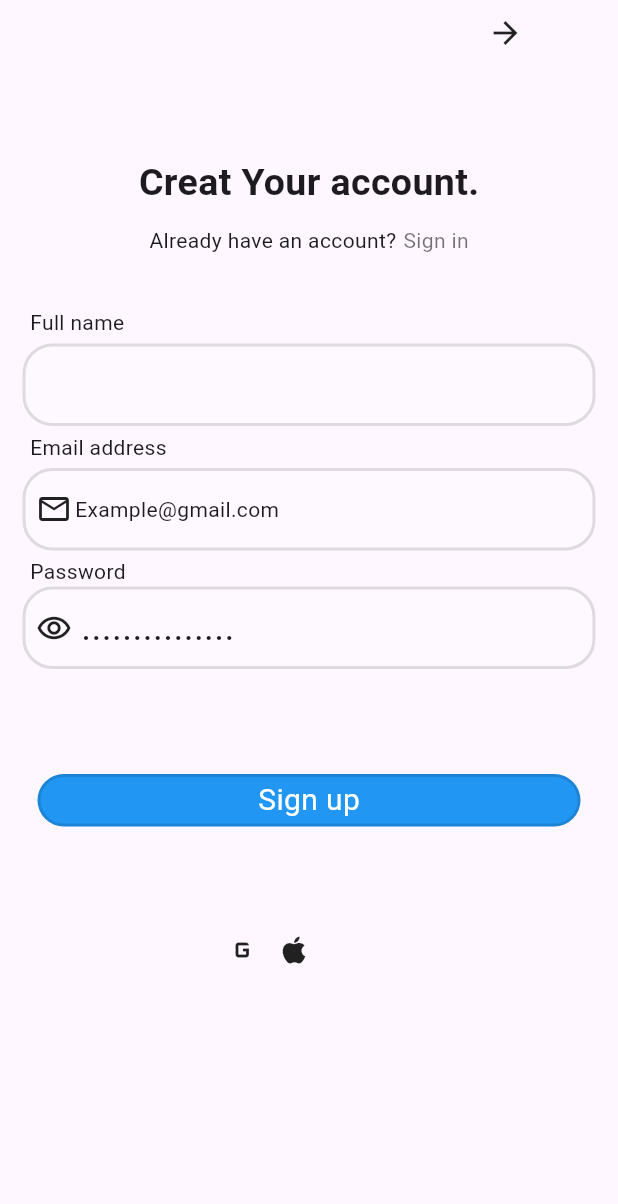
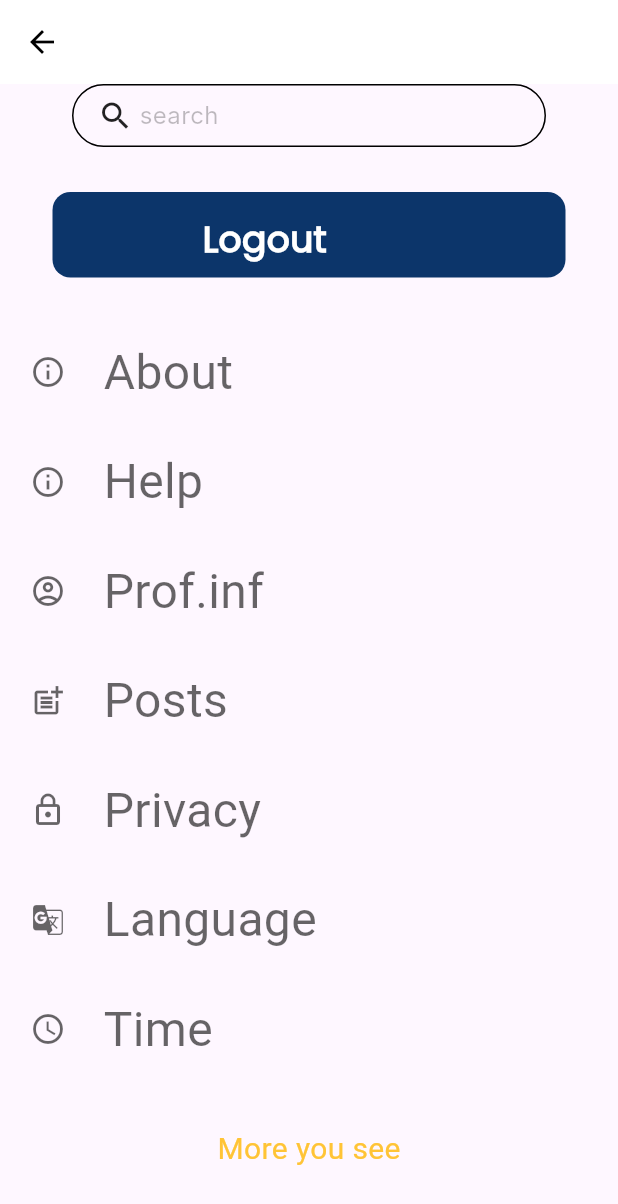
Before and after one commit to Abdelrahman2335/best_msp_team, a Flutter app: the screen it shows after launch, on a phone screen of 412 x 824 dp. Shown: the top 1204 px of the screen. Run offline on Flutter 3.47's test engine with Material 2 defaults, Android fonts, the phone set to English and light mode, and no system bars; Roboto replaces fonts that are missing (Abel, Inknut Antiqua, Inter).

Commit message:
adding Amira's work :)

```diff
--- /dev/null
+++ b/lib/SettingScreen.dart
@@ -0,0 +1,184 @@
+import 'package:flutter/material.dart';
+
+class SettingScreen extends StatelessWidget {
+  const SettingScreen ({super.key});
+  static String id = "SettingScreen";
+
+  @override
+  Widget build(BuildContext context) {
+    return Scaffold(
+      body: Column(
+        children: [
+
+          Container(margin: EdgeInsetsDirectional.only(start: 48,end: 48,),
+            padding: EdgeInsetsDirectional.only(start: 16),
+            height:42 ,
+            width:320 ,
+            decoration: BoxDecoration(
+              borderRadius: BorderRadius.circular(40),
+              border: Border.all(width: 1,color: Colors.black),
+            ),
+            child: Row(
+              children: [
+                Icon(Icons.search),
+                SizedBox(width: 4,),
+                Text("search", style: TextStyle(
+                  color: Colors.black26,
+                  fontSize: 16,
+                  fontFamily: 'Inter',
+                  fontWeight: FontWeight.w400,
+
+                ),)
+              ],
+            ),
+          ),
+        SizedBox(height: 30,),
+
+        Container(margin: EdgeInsetsDirectional.only(start: 35 ,end:35 ),
+          width:350 ,
+          height:57 ,
+          padding: EdgeInsetsDirectional.only(start: 100,top: 14,),
+          child: Text("Logout", style: TextStyle(
+            color: Colors.white,
+            fontSize: 24,
+            fontFamily: 'Poppins',
+            fontWeight: FontWeight.w600,
+          ),
+          ),
+          decoration: BoxDecoration(
+            color: Color(0xFF0C356A),
+            borderRadius: BorderRadius.circular(12),
+          ),
+        ),
+          SizedBox(height:40 ,),
+
+          Container(margin: EdgeInsetsDirectional.only(start: 20),
+            child: Row(children: [
+              Icon(Icons.info_outline,color:Colors.black.withOpacity(0.6000000238418579) ,),
+              SizedBox(width:25 ,),
+              Text("About",style: TextStyle(
+                color: Colors.black.withOpacity(0.6000000238418579),
+                fontSize: 32,
+                fontFamily: 'Abel',
+                fontWeight: FontWeight.w400,
+              ),),
+            ],),
+          ),
+          SizedBox(height: 27,),
+
+          Container(margin: EdgeInsetsDirectional.only(start: 20),
+            child: Row(children: [
+              Icon(Icons.info_outline,color:Colors.black.withOpacity(0.6000000238418579) ,),
+              SizedBox(width:25 ,),
+              Text("Help",style: TextStyle(
+                color: Colors.black.withOpacity(0.6000000238418579),
+                fontSize: 32,
+                fontFamily: 'Abel',
+                fontWeight: FontWeight.w400,
+              ),),
+            ],),
+          ),
+          SizedBox(height: 27,),
+
+          Container(margin: EdgeInsetsDirectional.only(start: 20),
+            child: Row(children: [
+              Icon(Icons.account_circle_outlined,color:Colors.black.withOpacity(0.6000000238418579) ,),
+              SizedBox(width:25 ,),
+              Text("Prof.inf",style: TextStyle(
+                color: Colors.black.withOpacity(0.6000000238418579),
+                fontSize: 32,
+                fontFamily: 'Abel',
+                fontWeight: FontWeight.w400,
+              ),),
+            ],),
+          ),
+          SizedBox(height: 27,),
+
+          Container(margin: EdgeInsetsDirectional.only(start: 20),
+            child: Row(children: [
+              Icon(Icons.post_add_outlined,color:Colors.black.withOpacity(0.6000000238418579) ,),
+              SizedBox(width:25 ,),
+              Text("Posts",style: TextStyle(
+                color: Colors.black.withOpacity(0.6000000238418579),
+                fontSize: 32,
+                fontFamily: 'Abel',
+                fontWeight: FontWeight.w400,
+              ),),
+            ],),
+          ),
+          SizedBox(height: 27,),
+
+          Container(margin: EdgeInsetsDirectional.only(start: 20),
+            child: Row(children: [
+              Icon(Icons.lock_outline,color:Colors.black.withOpacity(0.6000000238418579) ,),
+              SizedBox(width:25 ,),
+              Text("Privacy",style: TextStyle(
+                color: Colors.black.withOpacity(0.6000000238418579),
+                fontSize: 32,
+                fontFamily: 'Abel',
+                fontWeight: FontWeight.w400,
+              ),),
+            ],),
+          ),
+          SizedBox(height: 27,),
+
+          Container(margin: EdgeInsetsDirectional.only(start: 20),
+            child: Row(children: [
+              Icon(Icons.g_translate_outlined,color:Colors.black.withOpacity(0.6000000238418579) ,),
+              SizedBox(width:25 ,),
+              Text("Language",style: TextStyle(
+                color: Colors.black.withOpacity(0.6000000238418579),
+                fontSize: 32,
+                fontFamily: 'Abel',
+                fontWeight: FontWeight.w400,
+              ),),
+            ],),
+          ),
+          SizedBox(height: 27,),
+
+          Container(margin: EdgeInsetsDirectional.only(start: 20),
+            child: Row(children: [
+              Icon(Icons.access_time_outlined,color:Colors.black.withOpacity(0.6000000238418579) ,),
+              SizedBox(width:25 ,),
+              Text("Time",style: TextStyle(
+                color: Colors.black.withOpacity(0.6000000238418579),
+                fontSize: 32,
+                fontFamily: 'Abel',
+                fontWeight: FontWeight.w400,
+              ),),
+            ],),
+          ),
+          SizedBox(height: 27,),
+
+
+          Container(
+            width: 166,
+            height: 60,
+            padding: const EdgeInsets.all(10),
+            child: Row(
+              mainAxisSize: MainAxisSize.min,
+              mainAxisAlignment: MainAxisAlignment.center,
+              crossAxisAlignment: CrossAxisAlignment.center,
+              children: [
+                Text(
+                  'More you see',
+                  style: TextStyle(
+                    color: Color(0xFFFFC436),
+                    fontSize: 20,
+                    fontFamily: 'Inknut Antiqua',
+                    fontWeight: FontWeight.w400,
+
+                  ),
+                ),
+              ],
+            ),
+          ),
+      ],),
+    appBar: AppBar(
+      elevation: 0,
+      backgroundColor: Colors.white,
+      leading: Icon(Icons.arrow_back,color: Colors.black,),
+    ),
+    );
+  }
+}
--- a/lib/main.dart
+++ b/lib/main.dart
@@ -3,7 +3,9 @@
 import 'package:best_msp_team/Home_Page/HomeScreen.dart';
 import 'package:flutter/material.dart';
 import 'Login_Screen.dart';
+import 'SettingScreen.dart';
 import 'Sign_Up.dart';
+import 'info_person_screen.dart';
 
 void main() {
   runApp(const MyApp());
@@ -23,13 +25,15 @@
       theme: ThemeData(
         useMaterial3: true,
       ),
-      initialRoute: SignUpScreen.id,
+      initialRoute: SettingScreen.id,
       routes: {
         First_Screen.id: (BuildContext context) => First_Screen(),
         LoginScreen.id: (BuildContext context) => LoginScreen(),
         fildes.id: (BuildContext context) => fildes(),
         HomeScreen.id: (BuildContext context) => HomeScreen(),
         SignUpScreen.id: (BuildContext context) => SignUpScreen(),
+        info_person_screen.id: (BuildContext context) => info_person_screen(),
+        SettingScreen.id: (BuildContext context) => SettingScreen(),
 
       },
     );
```
Also changed, not shown: lib/info_person_screen.dart (added, +206 -0 lines), pubspec.yaml (+4 -4 lines), assets/Frame 182.png (added), assets/Google Logo.png (added), assets/logo googleg 48dp.svg (added), fonts/Poppins-Regular.ttf (added).
